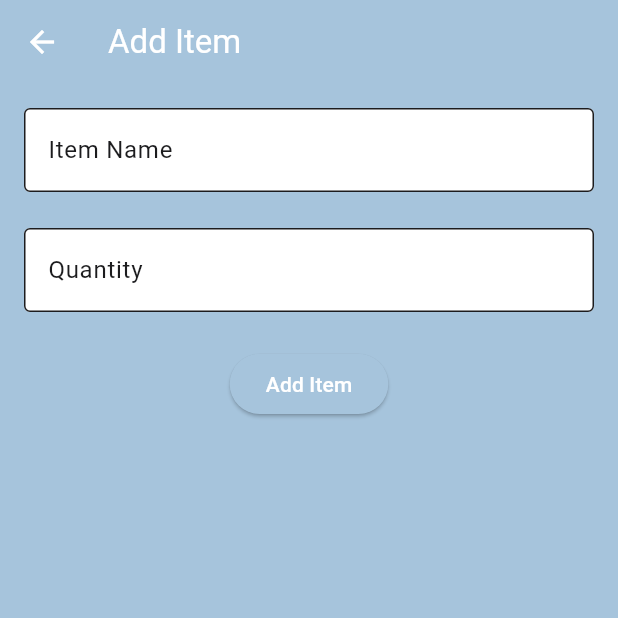
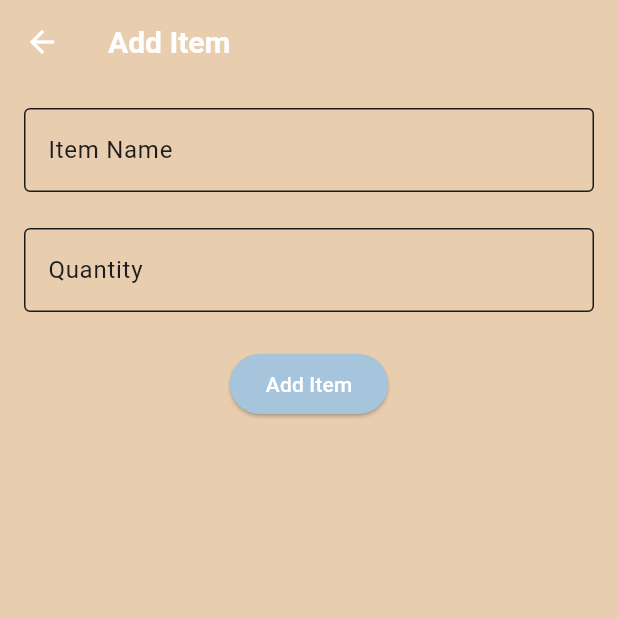
Before and after one commit to nathan-sharp/lofty, a Flutter app: the screen it shows after launch, after a tap on the "add" icon, on a phone screen of 412 x 824 dp, the top half of it. Run offline on Flutter 3.47's test engine with Material 3 defaults, Android fonts, the phone set to English and light mode, and no system bars; our stand-ins replace shared_preferences.

Commit message:
removed header bar

```diff
--- a/lofty/lib/main.dart
+++ b/lofty/lib/main.dart
@@ -1,4 +1,5 @@
 import 'package:flutter/material.dart';
+import 'package:flutter/services.dart';
 import 'package:shared_preferences/shared_preferences.dart';
 import 'dart:convert';
 
@@ -7,8 +8,8 @@
 const Color njSecondary = Color(0xFFBDBAC3);    // French Grey
 const Color njTertiary = Color(0xFF48495D);     // Charcoal
 const Color njError = Color(0xFFFF453A);        // Red
-const Color njBackground = Color(0xFFA6C4DC);   // Powder Blue
-const Color njSurface = Color(0xFFFFFFFF);      // White surface
+const Color njBackground = Color(0xFFE8CDAF);   // French Grey
+const Color njSurface = Color(0xFFE8CDAF);      // White surface
 const Color njOnPrimary = Color(0xFFFFFFFF);    // On blue
 const Color njOnSecondary = Color(0xFF000000);  // On green
 const Color njOnTertiary = Color(0xFF000000);   // On orange
@@ -39,6 +40,15 @@
     _loadTheme();
   }
 
+  void _setSystemUIOverlayStyle(Brightness brightness) {
+    // Set system status bar (clock, icons) to contrast with theme
+    SystemChrome.setSystemUIOverlayStyle(
+      brightness == Brightness.dark
+          ? SystemUiOverlayStyle.light
+          : SystemUiOverlayStyle.dark,
+    );
+  }
+
   void _loadTheme() async {
     SharedPreferences prefs = await SharedPreferences.getInstance();
     String? themeString = prefs.getString('themeMode');
@@ -51,6 +61,13 @@
         _themeMode = ThemeMode.system;
       }
     });
+    // Set initial system UI overlay style
+    final brightness = _themeMode == ThemeMode.dark
+        ? Brightness.dark
+        : _themeMode == ThemeMode.light
+            ? Brightness.light
+            : WidgetsBinding.instance.window.platformBrightness;
+    _setSystemUIOverlayStyle(brightness);
   }
 
   void _setTheme(ThemeMode mode) async {
@@ -60,15 +77,25 @@
     });
     if (mode == ThemeMode.light) {
       prefs.setString('themeMode', 'light');
+      _setSystemUIOverlayStyle(Brightness.light);
     } else if (mode == ThemeMode.dark) {
       prefs.setString('themeMode', 'dark');
+      _setSystemUIOverlayStyle(Brightness.dark);
     } else {
       prefs.setString('themeMode', 'system');
+      // Use device brightness for system theme
+      final platformBrightness = WidgetsBinding.instance.window.platformBrightness;
+      _setSystemUIOverlayStyle(platformBrightness);
     }
   }
 
   @override
   Widget build(BuildContext context) {
+    // Listen to platform brightness changes for system theme
+    final platformBrightness = WidgetsBinding.instance.window.platformBrightness;
+    if (_themeMode == ThemeMode.system) {
+      _setSystemUIOverlayStyle(platformBrightness);
+    }
     return MaterialApp(
       title: 'Inventory App',
       theme: ThemeData(
@@ -89,8 +116,16 @@
         ),
         scaffoldBackgroundColor: njBackground,
         appBarTheme: AppBarTheme(
-          backgroundColor: njPrimary,
+          backgroundColor: Colors.transparent,
+          elevation: 0,
           foregroundColor: njOnPrimary,
+          iconTheme: IconThemeData(color: njOnPrimary),
+          titleTextStyle: TextStyle(
+            color: njOnPrimary,
+            fontSize: 20,
+            fontWeight: FontWeight.bold,
+          ),
+          // Remove systemOverlayStyle here, handled globally above
         ),
         elevatedButtonTheme: ElevatedButtonThemeData(
           style: ElevatedButton.styleFrom(
@@ -126,8 +161,16 @@
         ),
         scaffoldBackgroundColor: njDarkBackground,
         appBarTheme: AppBarTheme(
-          backgroundColor: njPrimary,
+          backgroundColor: Colors.transparent,
+          elevation: 0,
           foregroundColor: njOnPrimary,
+          iconTheme: IconThemeData(color: njOnPrimary),
+          titleTextStyle: TextStyle(
+            color: njOnPrimary,
+            fontSize: 20,
+            fontWeight: FontWeight.bold,
+          ),
+          // Remove systemOverlayStyle here, handled globally above
         ),
         elevatedButtonTheme: ElevatedButtonThemeData(
           style: ElevatedButton.styleFrom(
```
